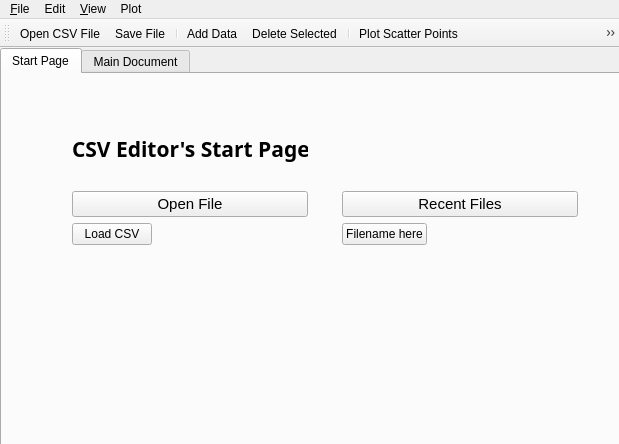
First picture: the form in mainwindow.ui, repository kushan02/GUI-CSV-Editor, before the edit.
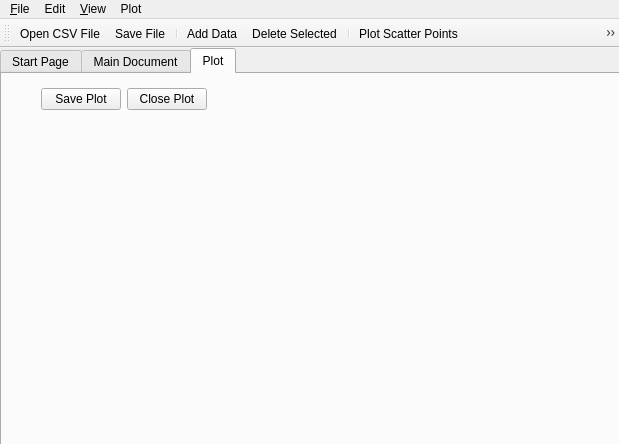
Second picture: the form after the edit. Icons and pictures are not drawn.

Commit message: add a test method to plot the graph using inbuilt matplotlib support by pyqt using canvas and figure

```diff
--- a/mainwindow.ui
+++ b/mainwindow.ui
@@ -36,7 +36,7 @@
      <enum>QTabWidget::Rounded</enum>
     </property>
     <property name="currentIndex">
-     <number>0</number>
+     <number>2</number>
     </property>
     <property name="movable">
      <bool>false</bool>
@@ -168,6 +168,61 @@
       </property>
      </widget>
     </widget>
+    <widget class="QWidget" name="plot_tab">
+     <attribute name="title">
+      <string>Plot</string>
+     </attribute>
+     <widget class="QWidget" name="horizontalLayoutWidget">
+      <property name="geometry">
+       <rect>
+        <x>39</x>
+        <y>10</y>
+        <width>541</width>
+        <height>31</height>
+       </rect>
+      </property>
+      <layout class="QHBoxLayout" name="horizontalLayout">
+       <item>
+        <widget class="QPushButton" name="btn_save_plot">
+         <property name="text">
+          <string>Save Plot</string>
+         </property>
+        </widget>
+       </item>
+       <item>
+        <widget class="QPushButton" name="btn_close_plot">
+         <property name="text">
+          <string>Close Plot</string>
+         </property>
+        </widget>
+       </item>
+       <item>
+        <spacer name="horizontalSpacer">
+         <property name="orientation">
+          <enum>Qt::Horizontal</enum>
+         </property>
+         <property name="sizeHint" stdset="0">
+          <size>
+           <width>40</width>
+           <height>20</height>
+          </size>
+         </property>
+        </spacer>
+       </item>
+      </layout>
+     </widget>
+     <widget class="QWidget" name="verticalLayoutWidget_3">
+      <property name="geometry">
+       <rect>
+        <x>20</x>
+        <y>50</y>
+        <width>571</width>
+        <height>301</height>
+       </rect>
+      </property>
+      <layout class="QVBoxLayout" name="plot_frame"/>
+     </widget>
+    </widget>
    </widget>
   </widget>
   <widget class="QMenuBar" name="menubar">
```
Left out of the diff: 4 changed lines with no effect on the pictures. The commit also changes 4 other files.
